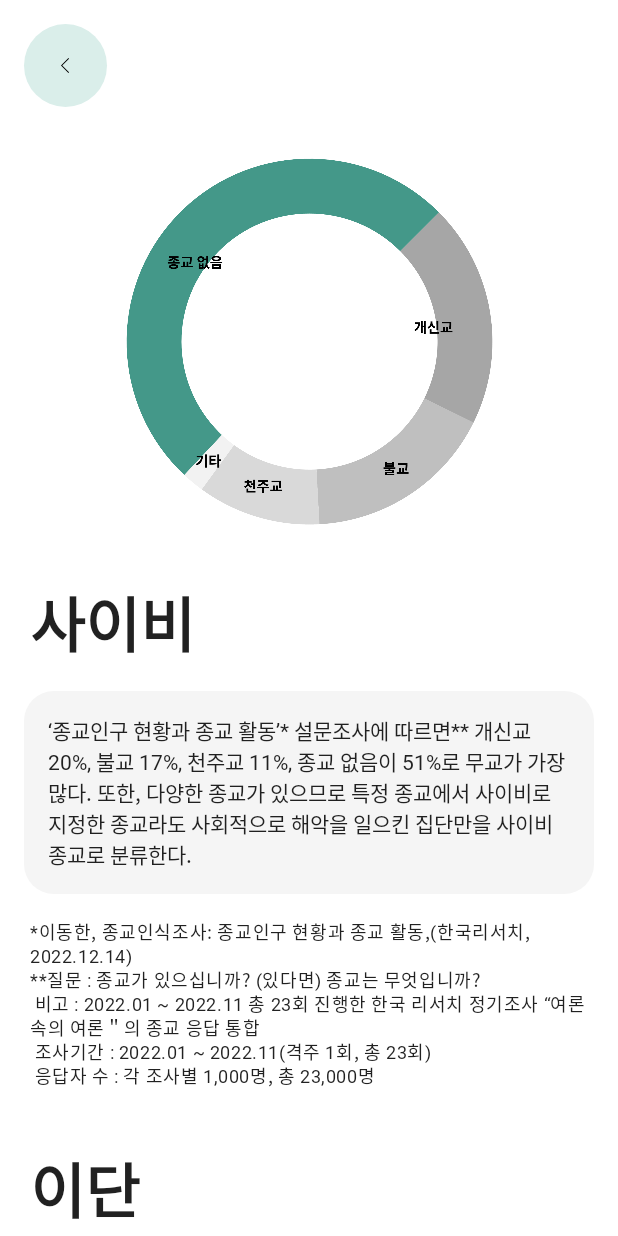
After one commit to implement-k/PLT, an Android app built with Jetpack Compose: the CriteriaScreen screen opened through its navigation route, on a phone screen of 412 x 824 dp. The commit adds this screen. Run offline under Robolectric (Android 15) with nearby library versions, the phone set to English and light mode, and no system bars; our stand-ins replace Firebase (no records; nobody signed in at launch, a user with empty details on screens opened directly), accompanist; Roboto replaces fonts that are not available here.

Commit message:
StandardScreen -> CriteriaScreen으로 변경 변수명 최적화 CriteriaScreen 최적화

```diff
--- a/app/src/main/java/com/cmon/pseudoLocationTracker/MainActivity.kt
+++ b/app/src/main/java/com/cmon/pseudoLocationTracker/MainActivity.kt
@@ -160,7 +160,7 @@ fun PLTapp(
                 expandedList, checkedList,
                 onAllTrueChange, onAllFalseChange) }
         composable("report_screen") { ReportScreen(navController, db) }
-        composable("standard_screen") { StandardScreen(navController) }
+        composable("criteria_screen") { CriteriaScreen(navController) }
         composable("info_screen") { InfoScreen(navController)}
         composable("pseudo_info_screen") { PseudoInfoScreen(navController) }
         composable("first_screen") { FirstScreen() {
--- /dev/null
+++ b/app/src/main/java/com/cmon/pseudoLocationTracker/screen/CriteriaScreen.kt
@@ -0,0 +1,108 @@
+package com.cmon.pseudoLocationTracker.screen
+
+import android.annotation.SuppressLint
+import androidx.annotation.StringRes
+import androidx.compose.foundation.Image
+import androidx.compose.foundation.background
+import androidx.compose.foundation.layout.Column
+import androidx.compose.foundation.layout.padding
+import androidx.compose.foundation.layout.size
+import androidx.compose.foundation.rememberScrollState
+import androidx.compose.foundation.shape.RoundedCornerShape
+import androidx.compose.foundation.verticalScroll
+import androidx.compose.material.MaterialTheme
+import androidx.compose.material.Scaffold
+import androidx.compose.material.Text
+import androidx.compose.runtime.Composable
+import androidx.compose.ui.Alignment
+import androidx.compose.ui.Modifier
+import androidx.compose.ui.res.painterResource
+import androidx.compose.ui.res.stringResource
+import androidx.compose.ui.text.TextStyle
+import androidx.compose.ui.text.font.FontWeight
+import androidx.compose.ui.unit.dp
+import androidx.compose.ui.unit.sp
+import androidx.navigation.NavController
+import com.cmon.pseudoLocationTracker.R
+import com.cmon.pseudoLocationTracker.composable.TopBar
+
+
+@SuppressLint("UnusedMaterialScaffoldPaddingParameter")
+@Composable
+fun CriteriaScreen(
+    navController: NavController
+) {
+    val scrollState = rememberScrollState()
+
+    Scaffold(
+        topBar = {
+            TopBar(navController = navController)
+        },
+    ) {
+        Column(
+            modifier = Modifier.verticalScroll(scrollState),
+            horizontalAlignment = Alignment.CenterHorizontally
+        ) {
+            Image(
+                painter = painterResource(id = R.drawable.criteria_chart),
+                contentDescription = null,
+                modifier = Modifier
+                    .padding(16.dp)
+                    .size(250.dp)
+            )
+            Column {
+                CriteriaHeadText(stringRes = R.string.pseudo)
+                CriteriaBodyText(stringRes = R.string.criteria_pseudo)
+                CriteriaCaptionText(stringRes = R.string.criteria_pseudo_footnote)
+
+                CriteriaHeadText(stringRes = R.string.heresy)
+                CriteriaBodyText(stringRes = R.string.criteria_heresy)
+                CriteriaCaptionText(stringRes = R.string.criteria_heresy_footnote)
+            }
+        }
+    }
+}
+
+@Composable
+fun CriteriaCaptionText(
+    @StringRes stringRes: Int
+) {
+    Text(
+        text = stringResource(id = stringRes),
+        style = MaterialTheme.typography.caption,
+        modifier = Modifier
+            .padding(start = 20.dp, end = 20.dp, bottom = 20.dp)
+    )
+}
+
+@Composable
+fun CriteriaBodyText(
+    @StringRes stringRes: Int
+) {
+    Text(
+        text = stringResource(id = R.string.criteria_pseudo),
+        style = MaterialTheme.typography.body1,
+        modifier = Modifier
+            .padding(start = 16.dp, end = 16.dp, bottom = 16.dp)
+            .background(
+                color = MaterialTheme.colors.surface,
+                shape = RoundedCornerShape(20.dp)
+            )
+            .padding(16.dp)
+    )
+}
+
+@Composable
+fun CriteriaHeadText(
+    @StringRes stringRes: Int
+) {
+    Text(
+        text = stringResource(id = stringRes),
+        style = TextStyle(
+            fontWeight = FontWeight.ExtraBold,
+            fontSize = 40.sp
+        ),
+        modifier = Modifier
+            .padding(start = 20.dp, end = 20.dp, top = 16.dp, bottom = 16.dp)
+    )
+}
--- a/app/src/main/java/com/cmon/pseudoLocationTracker/screen/HomeScreen.kt
+++ b/app/src/main/java/com/cmon/pseudoLocationTracker/screen/HomeScreen.kt
@@ -396,7 +396,7 @@ fun DropDownMenuButton(
         )
 
         DropDownMenuButton(
-            onClick = { navController.navigate("standard_screen") },
+            onClick = { navController.navigate("criteria_screen") },
             loc = Loc.BOTTOM, text = R.string.menu_standard
         )
 
--- a/app/src/main/java/com/cmon/pseudoLocationTracker/screen/PseudoChecklistScreen.kt
+++ b/app/src/main/java/com/cmon/pseudoLocationTracker/screen/PseudoChecklistScreen.kt
@@ -57,7 +57,7 @@ fun PseudoChecklistScreen(
                         CaptionButton(onAllTrueChange, R.string.all_check)
                         CaptionButton(onAllFalseChange, R.string.all_false_check)
                         Button (
-                            onClick = { navController.navigate("standard_screen") },
+                            onClick = { navController.navigate("criteria_screen") },
                             shape = RoundedCornerShape(50),
                             colors = ButtonDefaults.buttonColors(
                                 backgroundColor = MaterialTheme.colors.secondary,
--- a/app/src/main/res/values/strings.xml
+++ b/app/src/main/res/values/strings.xml
@@ -46,11 +46,11 @@
     <string name="source">"정보 출처 : "</string>
     <string name="locsource">교회 위치 출처 : </string>
     <string name="pseudo">사이비</string>
-    <string name="pseudo_standard">"‘종교인구 현황과 종교 활동’* 설문조사에 따르면** 개신교 20%, 불교 17%, 천주교 11%, 종교 없음이 51%로 무교가 가장 많다. 또한, 다양한 종교가 있으므로 특정 종교에서 사이비로 지정한 종교라도 사회적으로 해악을 일으킨 집단만을 사이비 종교로 분류한다. "</string>
+    <string name="criteria_pseudo">"‘종교인구 현황과 종교 활동’* 설문조사에 따르면** 개신교 20%, 불교 17%, 천주교 11%, 종교 없음이 51%로 무교가 가장 많다. 또한, 다양한 종교가 있으므로 특정 종교에서 사이비로 지정한 종교라도 사회적으로 해악을 일으킨 집단만을 사이비 종교로 분류한다. "</string>
     <string name="heresy">이단</string>
-    <string name="heresy_standard">"대한민국의 주요 교단들*의 이단결의를 토대로 한곳이라도 이단성, 이단, 사이비성, 사이비, 이단옹호, 제제 단계인 경계, 예의주시, 참여교류금지중 하나라도 받는 교회를 기반으로 한다.\n위의 기준을 충족 하여도 단순히 교리에 맞지 않는다는 이유로 이단 판정을 받는 교회는 제외시킨다.  "</string>
-    <string name="pseudo_footnote">"*이동한, 종교인식조사: 종교인구 현황과 종교 활동,(한국리서치, 2022.12.14) **질문 : 종교가 있으십니까? (있다면) 종교는 무엇입니까?\n 비고 : 2022.01 ~ 2022.11 총 23회 진행한 한국 리서치 정기조사 “여론 속의 여론＂의 종교 응답 통합\n 조사기간 : 2022.01 ~ 2022.11(격주 1회, 총 23회)\n 응답자 수 : 각 조사별 1,000명, 총 23,000명 "</string>
-    <string name="heresy_footnote">"*한국기독교장로회, 대한예수교장로회(통합, 고신, 합동, 합신, 백석, 대신, 백석대신, 고려, 개혁), 기독교대한성결교회, 기독교한국침례회, 기독교대한감리회, 기독교대한하나님의성회, 예수교대한성결교회 "</string>
+    <string name="criteria_heresy">"대한민국의 주요 교단들*의 이단결의를 토대로 한곳이라도 이단성, 이단, 사이비성, 사이비, 이단옹호, 제제 단계인 경계, 예의주시, 참여교류금지중 하나라도 받는 교회를 기반으로 한다.\n위의 기준을 충족 하여도 단순히 교리에 맞지 않는다는 이유로 이단 판정을 받는 교회는 제외시킨다.  "</string>
+    <string name="criteria_pseudo_footnote">"*이동한, 종교인식조사: 종교인구 현황과 종교 활동,(한국리서치, 2022.12.14)\n**질문 : 종교가 있으십니까? (있다면) 종교는 무엇입니까?\n 비고 : 2022.01 ~ 2022.11 총 23회 진행한 한국 리서치 정기조사 “여론 속의 여론＂의 종교 응답 통합\n 조사기간 : 2022.01 ~ 2022.11(격주 1회, 총 23회)\n 응답자 수 : 각 조사별 1,000명, 총 23,000명 "</string>
+    <string name="criteria_heresy_footnote">"*한국기독교장로회, 대한예수교장로회(통합, 고신, 합동, 합신, 백석, 대신, 백석대신, 고려, 개혁), 기독교대한성결교회, 기독교한국침례회, 기독교대한감리회, 기독교대한하나님의성회, 예수교대한성결교회 "</string>
     <string name="first1">사이비 선택에서 사이비와 이단의 정보를 확인하고 지도에 표시할 사이비를 선택하세요.</string>
     <string name="first2">새로운 사이비 정보, 기존의 사이비 교회, 위장 교회 등을 \'제보\' 탭에서 제보하세요.</string>
     <string name="first3">잘못된 정보를 \'정보 수정 요청\' 탭에서 요청해주세요.</string>
```
Also changed, not shown: app/src/main/java/com/cmon/pseudoLocationTracker/screen/StandardScreen.kt (deleted, +0 -106 lines), app/src/main/res/drawable/criteria_chart.png (renamed from app/src/main/res/drawable/chart.png).
